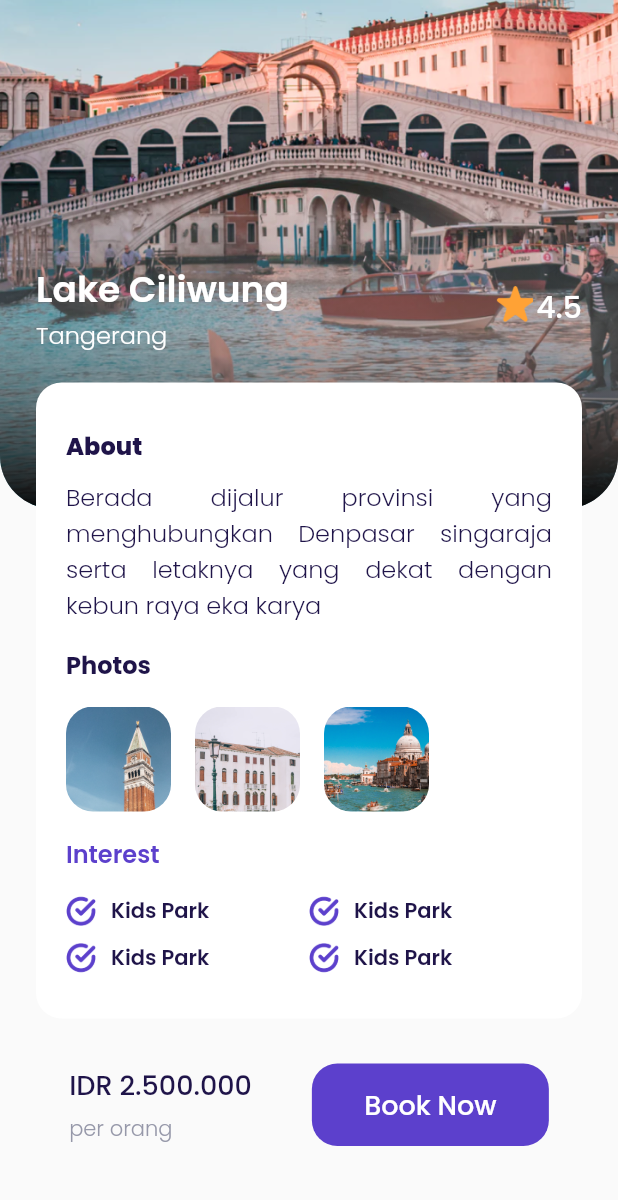
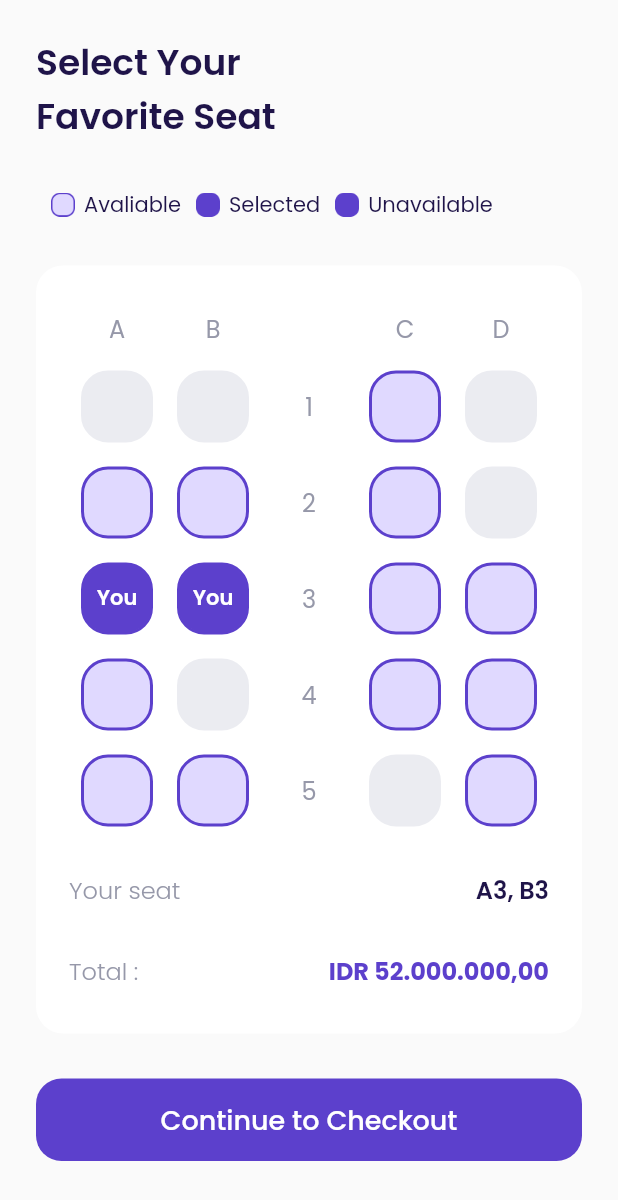
Before and after one commit to FaisalMashuri/ticket_plane, a Flutter app: the DetailPage screen opened directly, scrolled down 111 dp, after a tap on "Book Now", on a phone screen of 412 x 824 dp. Shown: the top 1200 px of the screen. Run offline on Flutter 3.47's test engine with Material 2 defaults, Android fonts, the phone set to English and light mode, and no system bars; our stand-ins replace google_fonts.

Commit message:
adding seat page

```diff
--- a/lib/shared/theme.dart
+++ b/lib/shared/theme.dart
@@ -12,6 +12,8 @@ Color kGreenColor = Color(0xff0EC3AE);
 Color kRedColor = Color(0xffEB70A5);
 Color kBackgroundColor = Color(0xffFAFAFA);
 Color kInactiveColor = Color(0xffDBD7EC);
+Color kUnavailableColor = Color(0xffEBECF1);
+Color kAvailableColor = Color(0xffE0D9FF);
 
 TextStyle blackTextStyle = GoogleFonts.poppins(
   color: kBlackColor
--- /dev/null
+++ b/lib/ui/pages/choose_seat_page.dart
@@ -0,0 +1,384 @@
+import 'package:airplane/shared/theme.dart';
+import 'package:airplane/ui/widgets/custom_button.dart';
+import 'package:airplane/ui/widgets/seat_item.dart';
+import 'package:flutter/material.dart';
+
+class ChooseSeat extends StatelessWidget {
+  const ChooseSeat({Key? key}) : super(key: key);
+
+  @override
+  Widget build(BuildContext context) {
+    Widget title() {
+      return Container(
+        margin: EdgeInsets.only(top: 24),
+        child: Text(
+          "Select Your\nFavorite Seat",
+          style: blackTextStyle.copyWith(fontSize: 24, fontWeight: semiBold),
+        ),
+      );
+    }
+
+    Widget seatStatus() {
+      return Container(
+        margin: EdgeInsets.only(top: 30),
+        child: Row(
+          children: [
+            // Note Available
+            Container(
+              margin: EdgeInsets.only(right: 6, left: 10),
+              width: 16,
+              height: 16,
+              decoration: BoxDecoration(
+                  image: DecorationImage(
+                      image: AssetImage("assets/icon_available.png"))),
+            ),
+            Text(
+              "Avaliable",
+              style: blackTextStyle,
+            ),
+            // Note Selected
+            Container(
+              margin: EdgeInsets.only(right: 6, left: 10),
+              width: 16,
+              height: 16,
+              decoration: BoxDecoration(
+                  image: DecorationImage(
+                      image: AssetImage("assets/icon_selected.png"))),
+            ),
+            Text(
+              "Selected",
+              style: blackTextStyle,
+            ),
+            // Note Unavailable
+            Container(
+              margin: EdgeInsets.only(right: 6, left: 10),
+              width: 16,
+              height: 16,
+              decoration: BoxDecoration(
+                  image: DecorationImage(
+                      image: AssetImage("assets/icon_selected.png"))),
+            ),
+            Text(
+              "Unavailable",
+              style: blackTextStyle,
+            )
+          ],
+        ),
+      );
+    }
+
+    Widget selectSeat() {
+      return Container(
+        width: double.infinity,
+        margin: EdgeInsets.only(top: 30),
+        padding: EdgeInsets.symmetric(horizontal: 22, vertical: 30),
+        decoration: BoxDecoration(
+            borderRadius: BorderRadius.circular(18), color: kWhiteColor),
+        child: Column(
+          children: [
+            // Note Seat Indicator
+            Row(
+              mainAxisAlignment: MainAxisAlignment.spaceAround,
+              children: [
+                Container(
+                  width: 48,
+                  child: Center(
+                    child: Text(
+                      "A",
+                      style: greyTextStyle.copyWith(fontSize: 16),
+                    ),
+                  ),
+                ),
+                Container(
+                  width: 48,
+                  child: Center(
+                    child: Text(
+                      "B",
+                      style: greyTextStyle.copyWith(fontSize: 16),
+                    ),
+                  ),
+                ),
+                Container(
+                  width: 48,
+                  child: Center(
+                    child: Text(
+                      "",
+                      style: greyTextStyle.copyWith(fontSize: 16),
+                    ),
+                  ),
+                ),
+                Container(
+                  width: 48,
+                  child: Center(
+                    child: Text(
+                      "C",
+                      style: greyTextStyle.copyWith(fontSize: 16),
+                    ),
+                  ),
+                ),
+                Container(
+                  width: 48,
+                  child: Center(
+                    child: Text(
+                      "D",
+                      style: greyTextStyle.copyWith(fontSize: 16),
+                    ),
+                  ),
+                ),
+              ],
+            ),
+
+            // Note Seat 1
+            Container(
+              margin: EdgeInsets.only(top: 16),
+              child: Row(
+                mainAxisAlignment: MainAxisAlignment.spaceAround,
+                children: [
+                  SeatItem(
+                    status: 2,
+                  ),
+                  SeatItem(
+                    status: 2,
+                  ),
+                  Container(
+                    width: 48,
+                    height: 48,
+                    decoration: BoxDecoration(
+                      borderRadius: BorderRadius.circular(18),
+                    ),
+                    child: Center(
+                      child: Text(
+                        "1",
+                        style: greyTextStyle.copyWith(fontSize: 16),
+                      ),
+                    ),
+                  ),
+                  SeatItem(
+                    status: 0,
+                  ),
+                  SeatItem(
+                    status: 2,
+                  ),
+                ],
+              ),
+            ),
+
+            // Note Seat 2
+            Container(
+              margin: EdgeInsets.only(top: 16),
+              child: Row(
+                mainAxisAlignment: MainAxisAlignment.spaceAround,
+                children: [
+                  SeatItem(
+                    status: 0,
+                  ),
+                  SeatItem(
+                    status: 0,
+                  ),
+                  Container(
+                    width: 48,
+                    height: 48,
+                    decoration: BoxDecoration(
+                      borderRadius: BorderRadius.circular(18),
+                    ),
+                    child: Center(
+                      child: Text(
+                        "2",
+                        style: greyTextStyle.copyWith(fontSize: 16),
+                      ),
+                    ),
+                  ),
+                  SeatItem(
+                    status: 0,
+                  ),
+                  SeatItem(
+                    status: 2,
+                  ),
+                ],
+              ),
+            ),
+
+            // Note Seat 3
+            Container(
+              margin: EdgeInsets.only(top: 16),
+              child: Row(
+                mainAxisAlignment: MainAxisAlignment.spaceAround,
+                children: [
+                  SeatItem(
+                    status: 1,
+                  ),
+                  SeatItem(
+                    status: 1,
+                  ),
+                  Container(
+                    width: 48,
+                    height: 48,
+                    decoration: BoxDecoration(
+                      borderRadius: BorderRadius.circular(18),
+                    ),
+                    child: Center(
+                      child: Text(
+                        "3",
+                        style: greyTextStyle.copyWith(fontSize: 16),
+                      ),
+                    ),
+                  ),
+                  SeatItem(
+                    status: 0,
+                  ),
+                  SeatItem(
+                    status: 0,
+                  ),
+                ],
+              ),
+            ),
+
+            // Note Seat 4
+            Container(
+              margin: EdgeInsets.only(top: 16),
+              child: Row(
+                mainAxisAlignment: MainAxisAlignment.spaceAround,
+                children: [
+                  SeatItem(
+                    status: 0,
+                  ),
+                  SeatItem(
+                    status: 2,
+                  ),
+                  Container(
+                    width: 48,
+                    height: 48,
+                    decoration: BoxDecoration(
+                      borderRadius: BorderRadius.circular(18),
+                    ),
+                    child: Center(
+                      child: Text(
+                        "4",
+                        style: greyTextStyle.copyWith(fontSize: 16),
+                      ),
+                    ),
+                  ),
+                  SeatItem(
+                    status: 0,
+                  ),
+                  SeatItem(
+                    status: 0,
+                  ),
+                ],
+              ),
+            ),
+
+            // Note Seat 5
+            Container(
+              margin: EdgeInsets.only(top: 16),
+              child: Row(
+                mainAxisAlignment: MainAxisAlignment.spaceAround,
+                children: [
+                  SeatItem(
+                    status: 0,
+                  ),
+                  SeatItem(
+                    status: 0,
+                  ),
+                  Container(
+                    width: 48,
+                    height: 48,
+                    decoration: BoxDecoration(
+                      borderRadius: BorderRadius.circular(18),
+                    ),
+                    child: Center(
+                      child: Text(
+                        "5",
+                        style: greyTextStyle.copyWith(fontSize: 16),
+                      ),
+                    ),
+                  ),
+                  SeatItem(
+                    status: 2,
+                  ),
+                  SeatItem(
+                    status: 0,
+                  ),
+                ],
+              ),
+            ),
+
+            // Note: Your Seat
+            Container(
+              margin: EdgeInsets.only(top: 30),
+              child: Row(
+                mainAxisAlignment: MainAxisAlignment.spaceBetween,
+                children: [
+                  Text(
+                    "Your seat",
+                    style: greyTextStyle.copyWith(
+                      fontWeight: light,
+                      fontSize: 16,
+                    ),
+                  ),
+                  Text(
+                    "A3, B3",
+                    style: blackTextStyle.copyWith(
+                      fontWeight: semiBold,
+                      fontSize: 16,
+                    ),
+                  ),
+                ],
+              ),
+            ),
+
+            // Note : Price
+            Container(
+              margin: EdgeInsets.only(top: 30),
+              child: Row(
+                mainAxisAlignment: MainAxisAlignment.spaceBetween,
+                children: [
+                  Text(
+                    "Total : ",
+                    style: greyTextStyle.copyWith(
+                      fontWeight: light,
+                      fontSize: 16,
+                    ),
+                  ),
+                  Text(
+                    "IDR 52.000.000,00",
+                    style: purpleTextStyle.copyWith(
+                      fontWeight: bold,
+                      fontSize: 16,
+                    ),
+                  )
+                ],
+              ),
+            )
+          ],
+        ),
+      );
+    }
+
+    Widget checkoutButton() {
+      return CustomButton(
+        title: "Continue to Checkout",
+        onPressed: () {},
+        margin: EdgeInsets.only(
+          top: 30,
+          bottom: 46,
+        ),
+      );
+    }
+
+    return Scaffold(
+      backgroundColor: kBackgroundColor,
+      body: SafeArea(
+        child: ListView(
+          padding: EdgeInsets.symmetric(horizontal: 24),
+          children: [
+            title(),
+            seatStatus(),
+            selectSeat(),
+            checkoutButton()
+          ],
+        ),
+      ),
+    );
+  }
+}
--- a/lib/ui/pages/detail_page.dart
+++ b/lib/ui/pages/detail_page.dart
@@ -1,3 +1,4 @@
+import 'package:airplane/ui/pages/choose_seat_page.dart';
 import 'package:airplane/ui/widgets/InterestItem.dart';
 import 'package:airplane/ui/widgets/PhotoItem.dart';
 import 'package:airplane/ui/widgets/custom_button.dart';
@@ -17,8 +18,8 @@ class DetailPage extends StatelessWidget {
             height: 450,
             decoration: BoxDecoration(
                 borderRadius: BorderRadius.only(
-                    bottomLeft: Radius.circular(35),
-                    bottomRight: Radius.circular(35)),
+                    bottomLeft: Radius.circular(10),
+                    bottomRight: Radius.circular(10)),
                 image: DecorationImage(
                     fit: BoxFit.cover,
                     image: AssetImage("assets/image_destination1.png"))),
@@ -217,7 +218,9 @@ class DetailPage extends StatelessWidget {
                   ),
                   CustomButton(
                     title: "Book Now",
-                    onPressed: () {},
+                    onPressed: () {
+                      Navigator.push(context, MaterialPageRoute(builder: (context) => ChooseSeat()));
+                    },
                     width: 158,
                     margin: EdgeInsets.only(left: 40),
                   )
--- /dev/null
+++ b/lib/ui/widgets/seat_item.dart
@@ -0,0 +1,64 @@
+import 'package:airplane/shared/theme.dart';
+import 'package:flutter/material.dart';
+
+class SeatItem extends StatelessWidget {
+  // Note 0 => available, 1=>selected, 2=>unavailable
+  final int status;
+  const SeatItem({Key? key, required this.status}) : super(key: key);
+
+  backgroundColor() {
+    switch (status) {
+      case 0:
+        return kAvailableColor;
+      case 1:
+        return kPrimaryColor;
+      case 2:
+        return kUnavailableColor;
+      default:
+    }
+  }
+
+  borderColor() {
+    switch(status){
+      case 0:
+        return kPrimaryColor;
+      case 1:
+        return kPrimaryColor;
+      case 2:
+        return kUnavailableColor;
+      default:
+        return kUnavailableColor;
+    }
+  }
+
+  child() {
+    switch(status) {
+      case 1:
+        return Center(
+          child: Text(
+            "You",
+            style: whiteTextStyle.copyWith(
+              fontWeight: semiBold
+            ),
+          ),
+        );
+    }
+  }
+
+  @override
+  Widget build(BuildContext context) {
+    return Container(
+      width: 48,
+      height: 48,
+      decoration: BoxDecoration(
+        color: backgroundColor(),
+        borderRadius: BorderRadius.circular(18),
+        border: Border.all(
+          color: borderColor(),
+          width: 2
+        )
+      ),
+      child: child(),
+    );
+  }
+}
```
Also changed, not shown: pubspec.lock, 2 other files.
